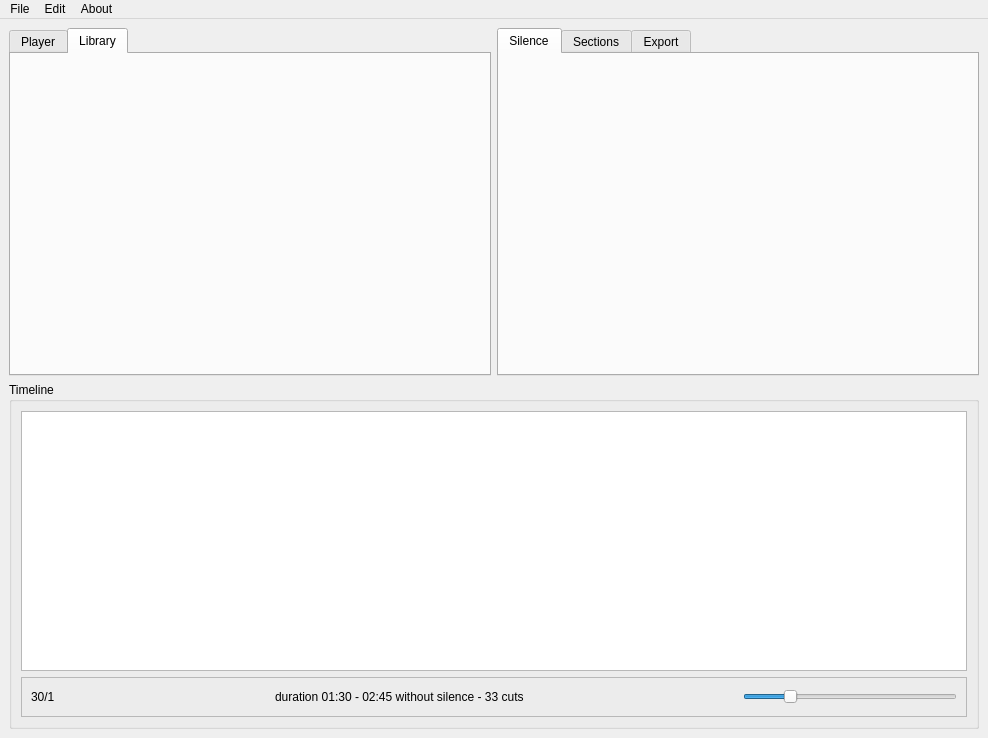
The window that src/app/mainwindow.ui (keshavbhatt/MagicCut) describes before a commit, drawn with Qt 5.
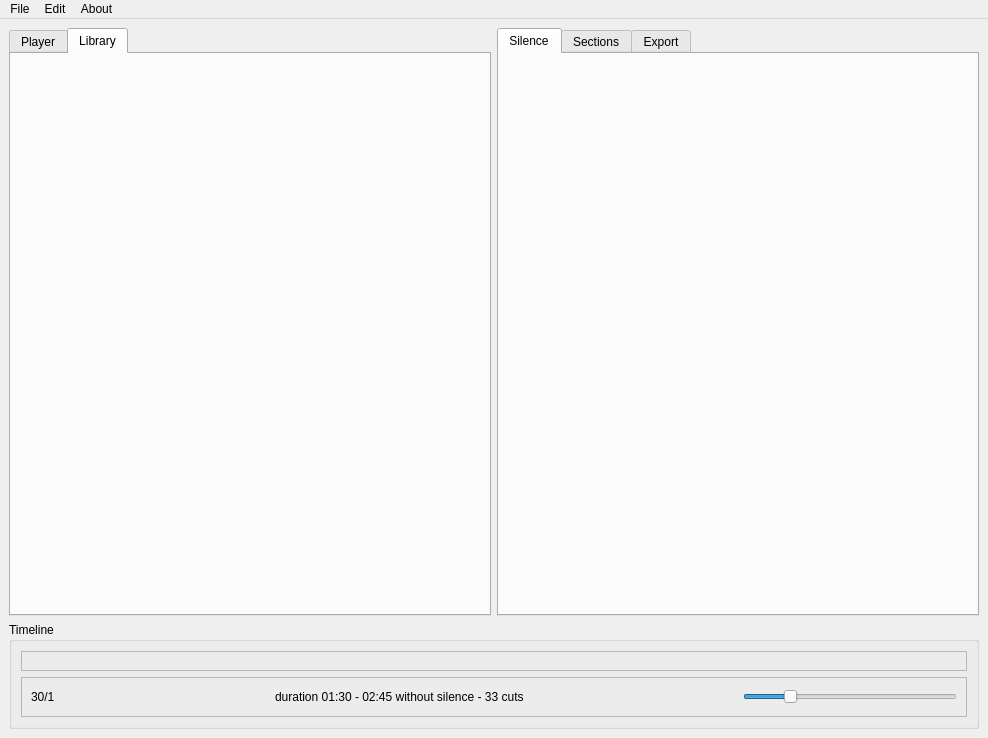
The same window after the commit.

Commit message: feat: add TimeLine widget to main view

Diff of the .ui file:
```diff
--- a/src/app/mainwindow.ui
+++ b/src/app/mainwindow.ui
@@ -190,7 +190,15 @@
         </property>
         <layout class="QVBoxLayout" name="verticalLayout_4">
          <item>
-          <widget class="QGraphicsView" name="graphicsView"/>
+          <widget class="QFrame" name="timeLineTopFrame">
+           <property name="frameShape">
+            <enum>QFrame::StyledPanel</enum>
+           </property>
+           <property name="frameShadow">
+            <enum>QFrame::Raised</enum>
+           </property>
+           <layout class="QHBoxLayout" name="horizontalLayout_6"/>
+          </widget>
          </item>
          <item>
           <widget class="QFrame" name="frame_2">
```
Left out of the diff: 4 changed lines with no effect on the pictures. The commit also changes 2 other files.
